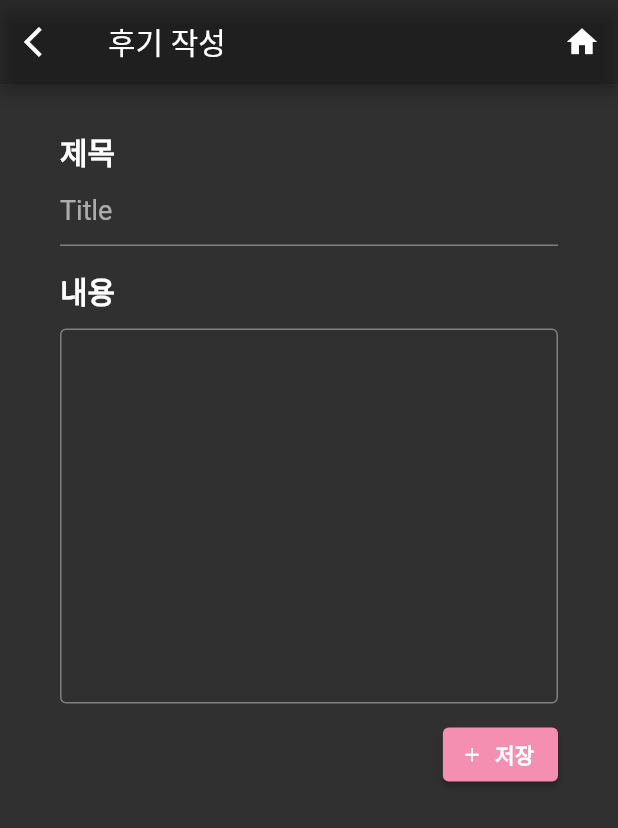
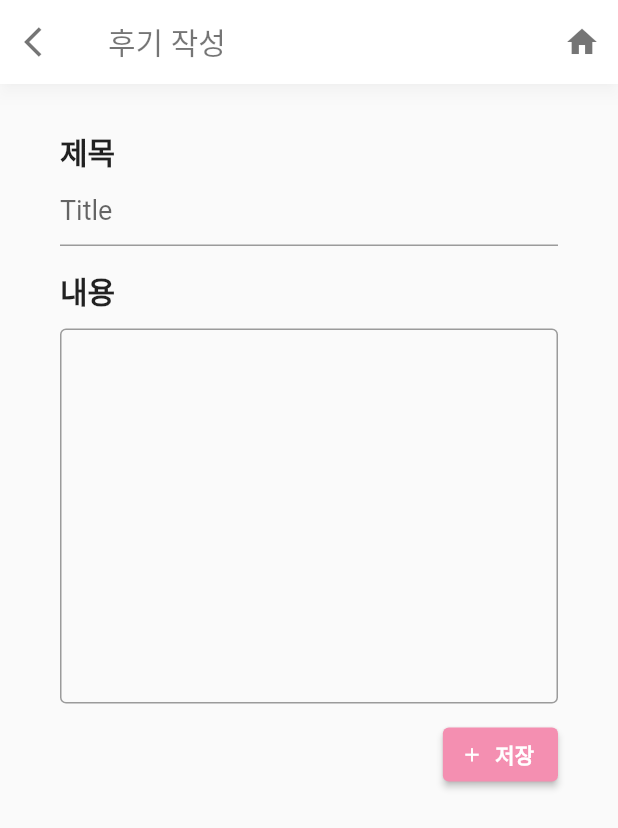
Before and after one commit to songyoungwoon/Flutter_Project_ReviewService_HookiLg, a Flutter app: the screen it shows after launch, after a tap on the "auto stories" icon, on a phone screen of 412 x 824 dp. Shown: the top 828 px of the screen. Run offline on Flutter 3.47's test engine with Material 2 defaults, Android fonts, the phone set to English and light mode, and no system bars; our stand-ins replace cloud_firestore, firebase_core, flutter_html, material_floating_search_bar; accounts and stored records are empty; network calls fail.

Commit message:
design change

```diff
--- a/lib/main.dart
+++ b/lib/main.dart
@@ -26,9 +26,9 @@ class _MyAppState extends State<MyApp> {
     return MaterialApp(
       title: 'HookiLg',
       theme: ThemeData(
-        brightness: Brightness.dark,
-        primaryColor: Colors.black,
-        accentColor: Colors.white,
+        brightness: Brightness.light,
+        primaryColor: Colors.white,
+        accentColor: Colors.black12,
       ),
       home: DefaultTabController(
         length: 4,
--- a/lib/page/showReview_page.dart
+++ b/lib/page/showReview_page.dart
@@ -43,7 +43,9 @@ class _showReviewState extends State<showReview>{
               ),
             ),
           ],
-          backgroundColor: Colors.black12,
+       backgroundColor: Colors.white,
+       foregroundColor: Colors.black54,
+       shadowColor: Colors.white24,
         ),
      body:Container(
       child: Padding(
--- a/lib/page/writeReview_page.dart
+++ b/lib/page/writeReview_page.dart
@@ -42,7 +42,9 @@ class _writeReviewState extends State<writeReview>{
               ),
             ),
           ],
-          backgroundColor: Colors.black12,
+        backgroundColor: Colors.white,
+        foregroundColor: Colors.black54,
+        shadowColor: Colors.white24,
         ),
       body:Container(
         child:Padding(
--- a/lib/widget/bottom_bar.dart
+++ b/lib/widget/bottom_bar.dart
@@ -4,12 +4,12 @@ class BottomBar extends StatelessWidget {
   @override
   Widget build(BuildContext context) {
     return Container(
-      color: Colors.black,
+      color: Colors.white,
       child: Container(
         height: 50,
         child: TabBar(
-          labelColor: Colors.white,
-          unselectedLabelColor: Colors.white60,
+          labelColor: Colors.black87,
+          unselectedLabelColor: Colors.black26,
           indicatorColor: Colors.transparent,
           tabs: [
             Tab(
```
Also changed, not shown: lib/page/reviewList_page.dart (+26 -12 lines), lib/page/searchResult_page.dart (+19 -8 lines), lib/widget/search_bar.dart (+9 -7 lines).
